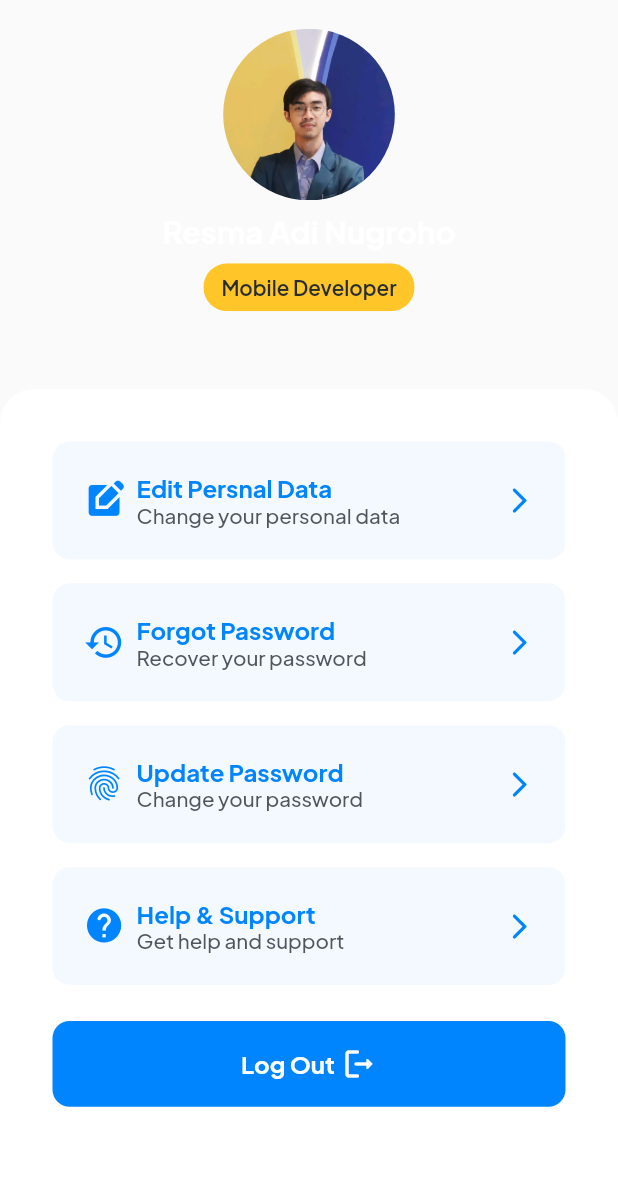
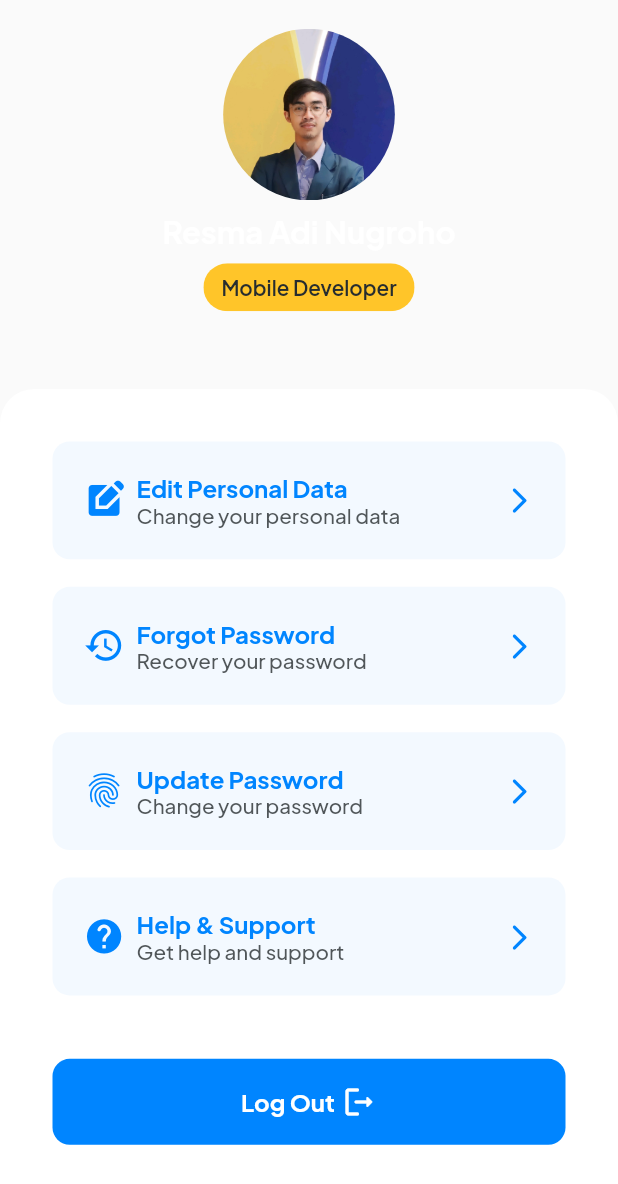
Before and after one commit to reezcode/deeznote-flutter, a Flutter app: the ProfileSection widget shown alone on an empty page, opened directly with empty values, on a phone screen of 412 x 824 dp. Shown: the top 1184 px of the screen. Run offline on Flutter 3.47's test engine with Material 3 defaults, Android fonts, the light colour scheme and no system bars; our stand-ins replace dio, flutter_easyloading, flutter_form_builder, flutter_screenutil, form_builder_validators, get and 8 more; missing offline and left inert: currency_formatter; accounts and stored records are empty.

Commit message:
feat: core pages

```diff
--- a/lib/app/modules/home/views/sections/profile_section.dart
+++ b/lib/app/modules/home/views/sections/profile_section.dart
@@ -3,6 +3,7 @@ import 'package:deeznote/app/modules/home/controllers/home_controller.dart';
 import 'package:deeznote/common/extensions/gaps.dart';
 import 'package:deeznote/common/utils/screen.dart';
 import 'package:deeznote/common/widgets/prebuilt/rs_custom_card.dart';
+import 'package:deeznote/config/main_config.dart';
 import 'package:flutter/material.dart';
 import 'package:flutter_screenutil/flutter_screenutil.dart';
 
@@ -55,29 +56,16 @@ class ProfileSection extends StatelessWidget {
           ),
         ),
         RsBottomSheet(crossAxisAlignment: CrossAxisAlignment.start, children: [
-          RsCardSettingMenu(
-              icon: Icons.edit_square,
-              title: "Edit Persnal Data",
-              description: "Change your personal data",
-              onTap: () {}),
-          16.gH,
-          RsCardSettingMenu(
-              icon: Icons.restore,
-              title: "Forgot Password",
-              description: "Recover your password",
-              onTap: () {}),
-          16.gH,
-          RsCardSettingMenu(
-              icon: Icons.fingerprint_rounded,
-              title: "Update Password",
-              description: "Change your password",
-              onTap: () {}),
-          16.gH,
-          RsCardSettingMenu(
-              icon: Icons.help_rounded,
-              title: "Help & Support",
-              description: "Get help and support",
-              onTap: () {}),
+          ...MainConfig()
+              .profileListButton
+              .map(
+                (e) => RsCardSettingMenu(
+                    icon: e['icon'],
+                    title: e['title'],
+                    description: e['description'],
+                    onTap: e['onTap']),
+              )
+              .toList(),
           24.gH,
           RsButton(
               width: RsScreen.w,
--- a/lib/app/routes/app_routes.dart
+++ b/lib/app/routes/app_routes.dart
@@ -7,6 +7,9 @@ abstract class Routes {
   static const SPLASHSCREEN = _Paths.SPLASHSCREEN;
   static const AUTH = _Paths.AUTH;
   static const CREATE_MEET = _Paths.CREATE_MEET;
+  static const UPDATE_PASSWORD = _Paths.UPDATE_PASSWORD;
+  static const EDIT_PROFILE = _Paths.EDIT_PROFILE;
+  static const HELP_SUPPORT = _Paths.HELP_SUPPORT;
 }
 
 abstract class _Paths {
@@ -15,4 +18,7 @@ abstract class _Paths {
   static const SPLASHSCREEN = '/splashscreen';
   static const AUTH = '/auth';
   static const CREATE_MEET = '/create-meet';
+  static const UPDATE_PASSWORD = '/update-password';
+  static const EDIT_PROFILE = '/edit-profile';
+  static const HELP_SUPPORT = '/help-support';
 }
--- a/lib/common/widgets/custom/custom_button.dart
+++ b/lib/common/widgets/custom/custom_button.dart
@@ -13,18 +13,21 @@ class RsButton extends StatelessWidget {
     this.height = 50,
     this.radius = 40,
     this.width = 200,
+    this.margin = const EdgeInsets.all(0),
   });
 
   final Widget child;
   final void Function() onTap;
   final Color buttonColor, splashColor;
   final double height, radius, width;
+  final EdgeInsets margin;
 
   @override
   Widget build(BuildContext context) {
     return Container(
       width: width.w,
       height: height.w,
+      margin: margin,
       decoration: BoxDecoration(
         color: buttonColor,
         borderRadius: BorderRadius.circular(radius),
--- a/lib/common/widgets/prebuilt/rs_custom_card.dart
+++ b/lib/common/widgets/prebuilt/rs_custom_card.dart
@@ -282,6 +282,7 @@ class RsCardSettingMenu extends StatelessWidget {
         buttonColor: RsColorScheme.primaryLight.withOpacity(0.2),
         splashColor: RsColorScheme.secondary,
         height: 60.w,
+        margin: EdgeInsets.only(bottom: 16.w),
         onTap: onTap,
         child: Row(
           crossAxisAlignment: CrossAxisAlignment.center,
--- a/lib/config/main_config.dart
+++ b/lib/config/main_config.dart
@@ -1,4 +1,6 @@
 import 'package:currency_formatter/currency_formatter.dart';
+import 'package:deeznote/app/routes/app_pages.dart';
+import 'package:deeznote/common/widgets/rs_turing.dart';
 import 'package:flutter/material.dart';
 import 'package:flutter_easyloading/flutter_easyloading.dart';
 import 'package:get/get.dart';
@@ -48,4 +50,40 @@ class MainConfig {
     decimalSeparator: ',',
     symbolSeparator: ' ',
   );
+
+  List<Map<String, dynamic>> profileListButton = [
+    {
+      'icon': Icons.edit_square,
+      'title': 'Edit Personal Data',
+      'description': 'Change your personal data',
+      'onTap': () {
+        Get.toNamed(Routes.EDIT_PROFILE);
+      }
+    },
+    {
+      'icon': Icons.restore,
+      'title': 'Forgot Password',
+      'description': 'Recover your password',
+      'onTap': () {
+        RsToast.show("Success",
+            "Password recovery email has been sent to your email address");
+      }
+    },
+    {
+      'icon': Icons.fingerprint_rounded,
+      'title': 'Update Password',
+      'description': 'Change your password',
+      'onTap': () {
+        Get.toNamed(Routes.UPDATE_PASSWORD);
+      }
+    },
+    {
+      'icon': Icons.help_rounded,
+      'title': 'Help & Support',
+      'description': 'Get help and support',
+      'onTap': () {
+        Get.toNamed(Routes.HELP_SUPPORT);
+      }
+    }
+  ];
 }
```
Also changed, not shown: lib/app/modules/create_meet/views/create_meet_view.dart (+17 -10 lines), lib/app/modules/edit_profile/bindings/edit_profile_binding.dart (added, +12 -0 lines), lib/app/modules/edit_profile/controllers/edit_profile_controller.dart (added, +23 -0 lines), lib/app/modules/edit_profile/views/edit_profile_view.dart (added, +24 -0 lines), lib/app/modules/help_support/bindings/help_support_binding.dart (added, +12 -0 lines), lib/app/modules/help_support/controllers/help_support_controller.dart (added, +23 -0 lines), lib/app/modules/help_support/views/help_support_view.dart (added, +24 -0 lines), lib/app/modules/update_password/bindings/update_password_binding.dart (added, +12 -0 lines), lib/app/modules/update_password/controllers/update_password_controller.dart (added, +23 -0 lines), lib/app/modules/update_password/views/update_password_view.dart (added, +24 -0 lines), lib/app/routes/app_pages.dart (+21 -0 lines), 3 other files.
